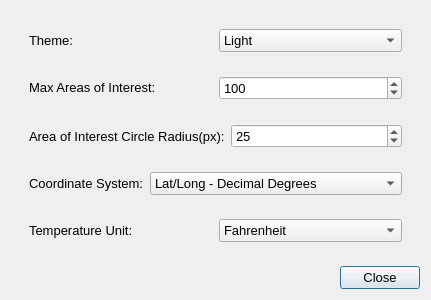
Qt form resources/views/components/Preferences.ui (crgrove/automated-drone-image-analysis-tool) before a commit.
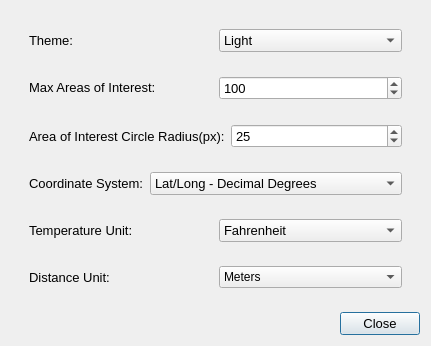
The same form after that commit.

What changed in the file:
```diff
--- a/resources/views/components/Preferences.ui
+++ b/resources/views/components/Preferences.ui
@@ -6,7 +6,7 @@
    <rect>
     <x>0</x>
     <y>0</y>
-    <width>400</width>
+    <width>416</width>
     <height>300</height>
    </rect>
   </property>
@@ -228,6 +228,38 @@
         </layout>
        </widget>
       </item>
+      <item>
+       <widget class="QWidget" name="distanceWidget" native="true">
+        <layout class="QHBoxLayout" name="horizontalLayout_7">
+         <item>
+          <widget class="QLabel" name="distanceLabel">
+           <property name="font">
+            <font>
+             <pointsize>10</pointsize>
+            </font>
+           </property>
+           <property name="text">
+            <string>Distance Unit:</string>
+           </property>
+          </widget>
+         </item>
+         <item>
+          <widget class="QComboBox" name="distanceComboBox">
+           <item>
+            <property name="text">
+             <string>Meters</string>
+            </property>
+           </item>
+           <item>
+            <property name="text">
+             <string>Feet</string>
+            </property>
+           </item>
+          </widget>
+         </item>
+        </layout>
+       </widget>
+      </item>
      </layout>
     </widget>
    </item>
```
